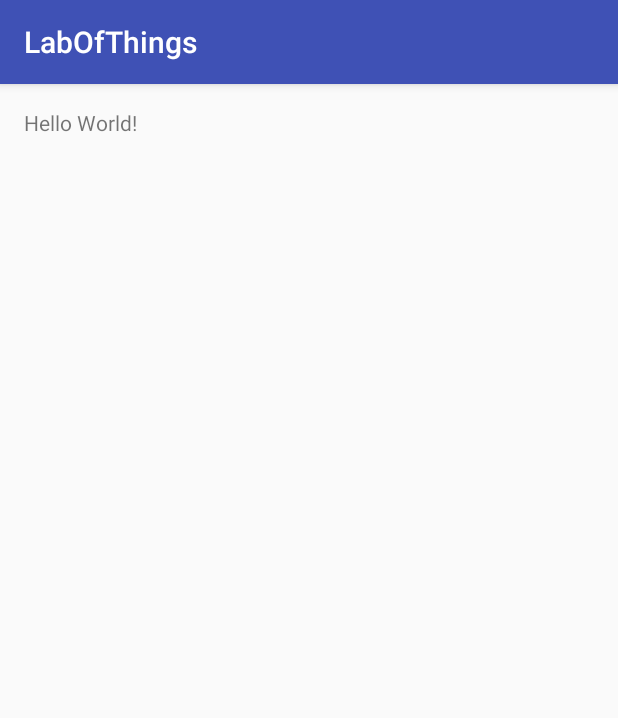
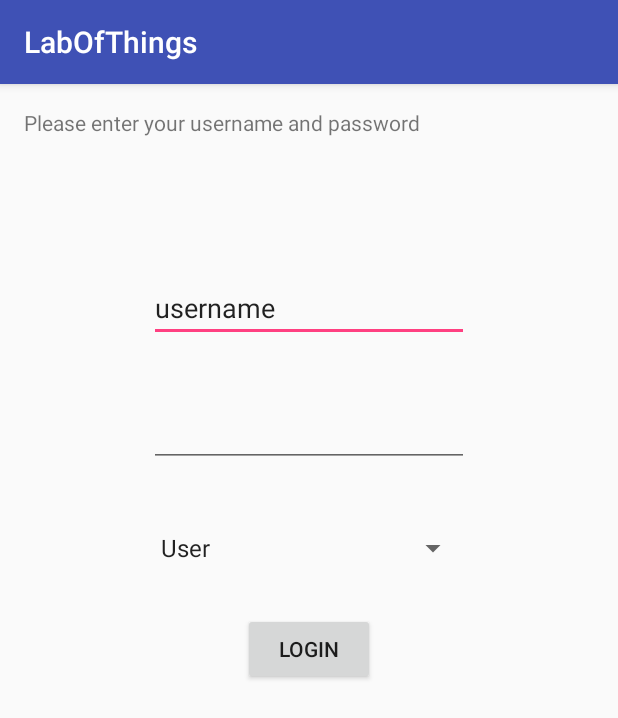
Before and after one commit to patrickm90/hci, an Android app: the screen it shows after launch (Login), on a phone screen of 412 x 824 dp. Shown: the top 718 px of the screen. Run offline under Robolectric (Android 15) with nearby library versions, the phone set to English and light mode, and no system bars.

Commit message:
Martin: Login Activity angelegt mit dropdown

```diff
--- a/LabOfThings/app/src/main/res/layout/activity_dash_board.xml
+++ b/LabOfThings/app/src/main/res/layout/activity_dash_board.xml
@@ -12,5 +12,55 @@
     <TextView
         android:layout_width="wrap_content"
         android:layout_height="wrap_content"
-        android:text="Hello World!" />
+        android:text="@string/login_text"
+        android:id="@+id/dashBoardExplanationText" />
+
+    <EditText
+        android:layout_width="wrap_content"
+        android:layout_height="wrap_content"
+        android:inputType="textPersonName"
+        android:text="@string/username_text"
+        android:ems="10"
+        android:id="@+id/username"
+        android:layout_below="@+id/dashBoardExplanationText"
+        android:layout_centerHorizontal="true"
+        android:layout_marginTop="91dp" />
+
+    <EditText
+        android:layout_width="wrap_content"
+        android:layout_height="wrap_content"
+        android:inputType="textPassword"
+        android:ems="10"
+        android:id="@+id/password"
+        android:layout_below="@+id/username"
+        android:layout_centerHorizontal="true"
+        android:layout_marginTop="38dp" />
+
+    <Spinner
+        android:layout_width="wrap_content"
+        android:layout_height="wrap_content"
+        android:id="@+id/selectLoginMode"
+        android:entries="@array/login_modes"
+        android:prompt="@string/select_mode"
+        android:layout_below="@+id/password"
+        android:layout_marginTop="42dp"
+        android:layout_alignEnd="@+id/password"
+        android:layout_alignStart="@+id/password" />
+
+    <Button
+        android:layout_width="wrap_content"
+        android:layout_height="wrap_content"
+        android:text="@string/loginButton_text"
+        android:id="@+id/loginButton"
+        android:layout_below="@+id/selectLoginMode"
+        android:layout_centerHorizontal="true"
+        android:layout_marginTop="31dp" />
+    android:layout_below="@+id/password"
+        android:layout_marginTop="35dp"
+        android:spinnerMode="dropdown"
+        android:layout_alignEnd="@+id/dashBoardExplanationText"
+        android:layout_alignStart="@+id/password" />
+
+
+
 </RelativeLayout>
--- a/LabOfThings/app/src/main/res/values/strings.xml
+++ b/LabOfThings/app/src/main/res/values/strings.xml
@@ -1,4 +1,16 @@
 <resources>
     <string name="app_name">LabOfThings</string>
     <string name="test">test</string>
+    <string name="login_text">Please enter your username and password</string>
+    <string name="username_text">username</string>
+    <string name="password_text">password</string>
+    <string name="loginButton_text">login</string>
+
+    <string name="select_mode">Choose a mode</string>
+    <string-array name="login_modes">
+        <item>User</item>
+        <item>Admin</item>
+        <item>Controller</item>
+
+    </string-array>
 </resources>
```
